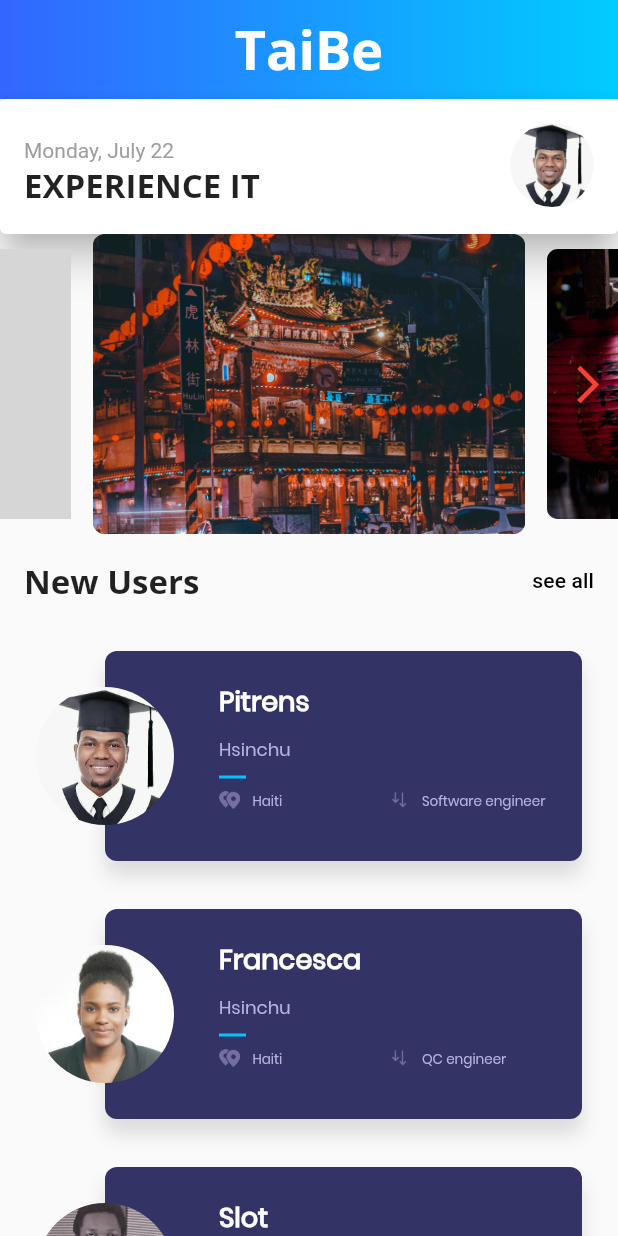
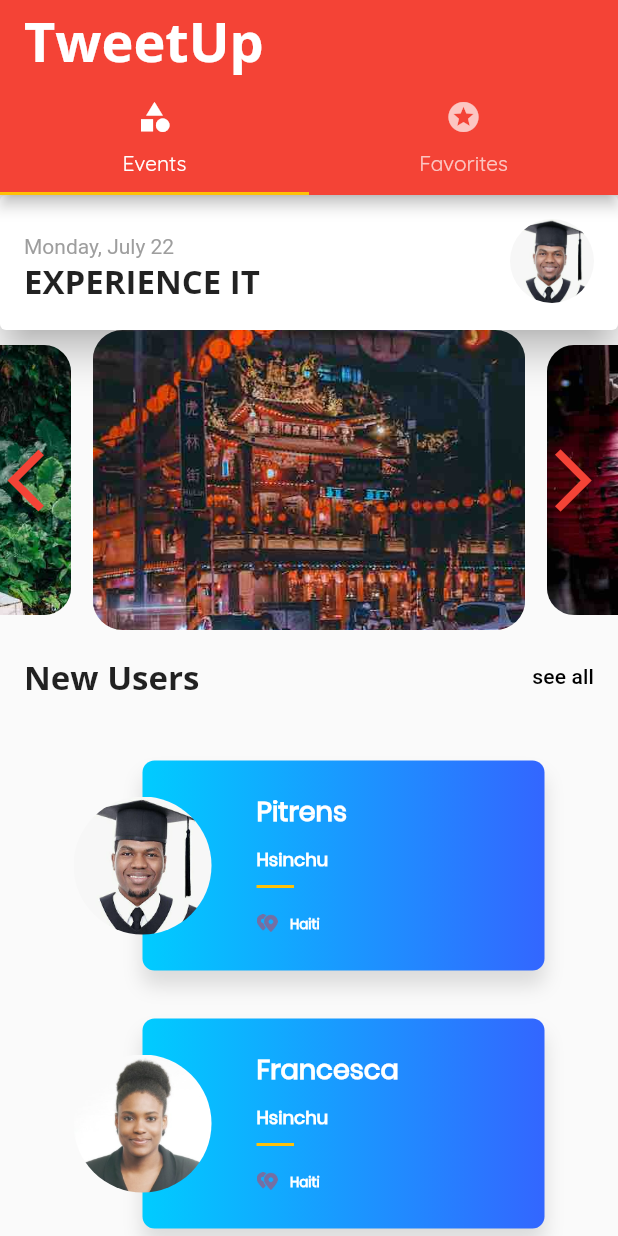
Before and after one commit to supertrens/TweetUp, a Flutter app: the screen it shows after launch, on a phone screen of 412 x 824 dp. Run offline on Flutter 3.47's test engine with Material 2 defaults, Android fonts, the phone set to English and light mode, and no system bars; our stand-ins replace flutter_swiper; grey boxes are pictures that could not be loaded.

Commit message:
add new image to hero images

```diff
--- a/lib/main.dart
+++ b/lib/main.dart
@@ -1,7 +1,7 @@
 import 'package:flutter/material.dart';
 
-import './pages/home/custom_appbar.dart';
-import './pages/home/body.dart';
+import './pages/tabscreen/tabs.dart';
+
 
 import './utils/constant.dart';
 
@@ -13,7 +13,7 @@ class MyApp extends StatelessWidget {
     return MaterialApp(
       title: Constant.APP_NAME,
       theme: buildThemeData(),
-      home: MyHomePage(),
+      home: Scaffold(body: TabsScreen()),
     );
   }
 
@@ -28,29 +28,22 @@ class MyApp extends StatelessWidget {
                 fontWeight: FontWeight.bold,
                 fontSize: 22),
             button: TextStyle(color: Colors.white),
+            body1: TextStyle(
+              color: Color.fromRGBO(20, 51, 51, 1),
+            ),
+            body2: TextStyle(
+              color: Color.fromRGBO(20, 51, 51, 1),
+            ),
           ),
       appBarTheme: AppBarTheme(
         textTheme: ThemeData.light().textTheme.copyWith(
-              title: TextStyle(
+              title: const TextStyle(
+                  color: Colors.white,
                   fontFamily: 'OpenSans',
-                  fontSize: 20,
-                  fontWeight: FontWeight.bold),
+                  fontWeight: FontWeight.w700,
+                  fontSize: 36.0),
             ),
       ),
     );
   }
 }
-
-class MyHomePage extends StatelessWidget {
-  @override
-  Widget build(BuildContext context) {
-    return Scaffold(
-      body: Column(
-        children: <Widget>[
-          CustomAppBar(),
-          HomePageBody(),
-        ],
-      ),
-    );
-  }
-}
--- a/lib/pages/home/body.dart
+++ b/lib/pages/home/body.dart
@@ -1,24 +1,23 @@
 import 'package:flutter/material.dart';
-import 'package:taibe/pages/home/section_devider.dart';
 
-import '../../data/seed_data.dart';
 import './hero.dart';
 import './new_user_card.dart';
 import './profile_card.dart';
+import '../../utils/section_devider.dart';
+import '../../data/seed_data.dart';
+import '../../providers/user.dart';
 
 class HomePageBody extends StatelessWidget {
-  static const users = DummyData.users;
+  static const List<User> users = DummyData.users;
   @override
   Widget build(BuildContext context) {
-    return Expanded(
+    return Container(
       child: Column(
         children: <Widget>[
           ProfileCard(),
           HeroBanner(),
           SectionDivider("New Users"),
-          Expanded(
-            child: buildListView(),
-          ),
+          Expanded(child: buildListView()),
         ],
       ),
     );
@@ -26,10 +25,12 @@ class HomePageBody extends StatelessWidget {
 
   ListView buildListView() {
     return ListView.builder(
-              itemBuilder: (ctx, index) {
-                return NewUserCard(users[index]);
-              },
-              itemCount: users.length,
-              padding: EdgeInsets.symmetric(vertical: 16.0));
+      scrollDirection: Axis.vertical,
+      itemCount: users.length,
+      padding: const EdgeInsets.all(25),
+      itemBuilder: (ctx, index) {
+        return NewUserCard(users[index]);
+      },
+    );
   }
 }
--- a/lib/pages/home/hero.dart
+++ b/lib/pages/home/hero.dart
@@ -8,6 +8,11 @@ class HeroBanner extends StatelessWidget {
     "assets/images/taiwan3.jpg",
     "assets/images/taiwan4.jpg",
     "assets/images/taiwan5.jpg",
+    "assets/images/taiwan6.jpg",
+    "assets/images/taiwan7.jpg",
+    "assets/images/taiwan8.jpg",
+    "assets/images/taiwan9.jpg",
+    "assets/images/taiwan10.jpg",
   ];
 
   @override
@@ -26,7 +31,7 @@ class HeroBanner extends StatelessWidget {
                   child: Hero(
                     tag: "Taiwan",
                     child: ClipRRect(
-                      borderRadius: BorderRadius.circular(8.0),
+                      borderRadius: BorderRadius.circular(20.0),
                       child: FadeInImage(
                         image: AssetImage(taiwanImages[index]),
                         fit: BoxFit.cover,
@@ -40,7 +45,8 @@ class HeroBanner extends StatelessWidget {
             itemCount: taiwanImages.length,
             viewportFraction: 0.7,
             scale: 0.9,
-            control: new SwiperControl(),
+            duration: 500,
+            control: new SwiperControl(size: 50),
           ),
         )
       ],
--- a/lib/pages/home/new_user_card.dart
+++ b/lib/pages/home/new_user_card.dart
@@ -23,9 +23,7 @@ class NewUserCard extends StatelessWidget {
 
     final baseTextStyle = const TextStyle(fontFamily: 'Poppins');
     final regularTextStyle = baseTextStyle.copyWith(
-        color: const Color(0xffb6b2df),
-        fontSize: 9.0,
-        fontWeight: FontWeight.w400);
+        color: Colors.white, fontSize: 9.0, fontWeight: FontWeight.bold);
     final subHeaderTextStyle = regularTextStyle.copyWith(fontSize: 12.0);
     final headerTextStyle = baseTextStyle.copyWith(
         color: Colors.white, fontSize: 18.0, fontWeight: FontWeight.w600);
@@ -49,22 +47,15 @@ class NewUserCard extends StatelessWidget {
           Container(height: 10.0),
           Text(user.city, style: subHeaderTextStyle),
           Container(
-              margin: EdgeInsets.symmetric(vertical: 8.0),
-              height: 2.0,
-              width: 18.0,
-              color: Color(0xff00c6ff)),
-          Row(
-            children: <Widget>[
-              Expanded(
-                  child: _userValue(
-                      value: user.nationality,
-                      image: 'assets/images/ic_distance.png')),
-              Expanded(
-                  child: _userValue(
-                      value: user.occupation,
-                      image: 'assets/images/ic_gravity.png'))
-            ],
+            margin: EdgeInsets.symmetric(vertical: 8.0),
+            height: 2.0,
+            width: 25.0,
+            color: Colors.amber,
           ),
+          Expanded(
+              child: _userValue(
+                  value: user.nationality,
+                  image: 'assets/images/ic_distance.png')),
         ],
       ),
     );
@@ -74,7 +65,16 @@ class NewUserCard extends StatelessWidget {
       height: 150.0,
       margin: EdgeInsets.only(left: 46.0),
       decoration: BoxDecoration(
-        color: Color(0xFF333366),
+        gradient: LinearGradient(
+          colors: [
+            const Color(0xFF3366FF),
+            const Color(0xFF00CCFF),
+          ],
+          begin: const FractionalOffset(1.0, 0.0),
+          end: const FractionalOffset(0.0, 0.0),
+          stops: [0.0, 1.0],
+          tileMode: TileMode.clamp,
+        ),
         shape: BoxShape.rectangle,
         borderRadius: BorderRadius.circular(8.0),
         boxShadow: <BoxShadow>[
--- /dev/null
+++ b/lib/pages/tabscreen/tabs.dart
@@ -0,0 +1,42 @@
+import 'package:flutter/material.dart';
+import 'package:taibe/pages/home/body.dart';
+import 'package:taibe/pages/home/profile_card.dart';
+
+import '../../utils/constant.dart';
+
+class TabsScreen extends StatefulWidget {
+  @override
+  _TabsScreenState createState() => _TabsScreenState();
+}
+
+class _TabsScreenState extends State<TabsScreen> {
+  @override
+  Widget build(BuildContext context) {
+    return DefaultTabController(
+      length: 2,
+      child: Scaffold(
+        appBar: AppBar(
+          title: Text(Constant.APP_NAME),
+          bottom: TabBar(
+            tabs: <Widget>[
+              Tab(
+                icon: Icon(Icons.category),
+                text: 'Events',
+              ),
+              Tab(
+                icon: Icon(Icons.stars),
+                text: 'Favorites',
+              )
+            ],
+          ),
+        ),
+        body: TabBarView(
+          children: <Widget>[
+            HomePageBody(),
+            ProfileCard(), // PLACEHOLDER: TO BE REMOVED
+          ],
+        ),
+      ),
+    );
+  }
+}
--- a/lib/utils/constant.dart
+++ b/lib/utils/constant.dart
@@ -1,4 +1,4 @@
 class Constant {
-  static const String APP_NAME = "TaiBe";
+  static const String APP_NAME = "TweetUp";
   static const String APP_SLOGAN = "EXPERIENCE IT";
 }
--- a/pubspec.yaml
+++ b/pubspec.yaml
@@ -54,6 +54,12 @@ flutter:
    - assets/images/taiwan2.jpg
    - assets/images/taiwan3.jpg
    - assets/images/taiwan4.jpg
+   - assets/images/taiwan5.jpg
+   - assets/images/taiwan6.jpg
+   - assets/images/taiwan7.jpg
+   - assets/images/taiwan8.jpg
+   - assets/images/taiwan9.jpg
+   - assets/images/taiwan10.jpg
    - assets/images/loading.gif
 
 
```
Also changed, not shown: assets/images/taiwan.jpg, assets/images/taiwan10.jpg (added), assets/images/taiwan2.jpg, assets/images/taiwan3.jpg, assets/images/taiwan4.jpg, assets/images/taiwan5.jpg, assets/images/taiwan6.jpg (added), assets/images/taiwan7.jpg (added), assets/images/taiwan8.jpg (added), assets/images/taiwan9.jpg (added), lib/utils/section_devider.dart (renamed from lib/pages/home/section_devider.dart).
